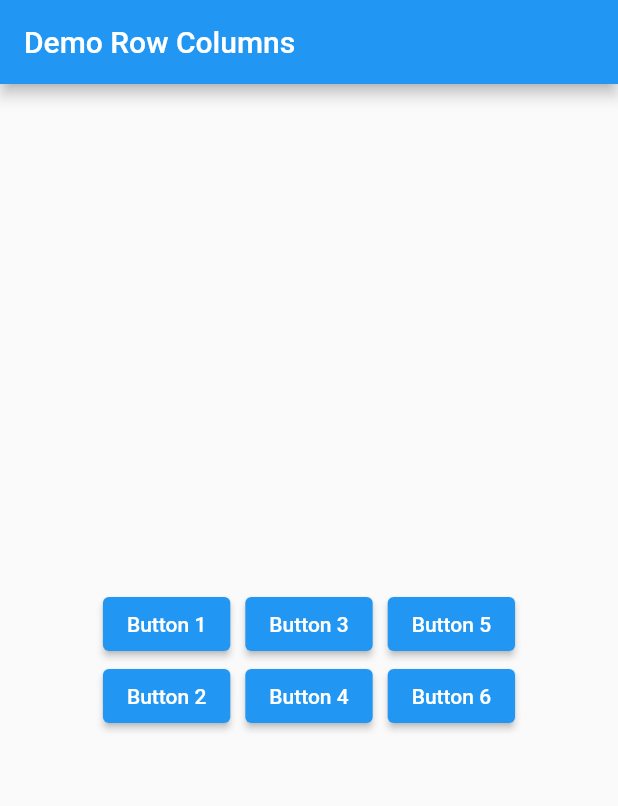
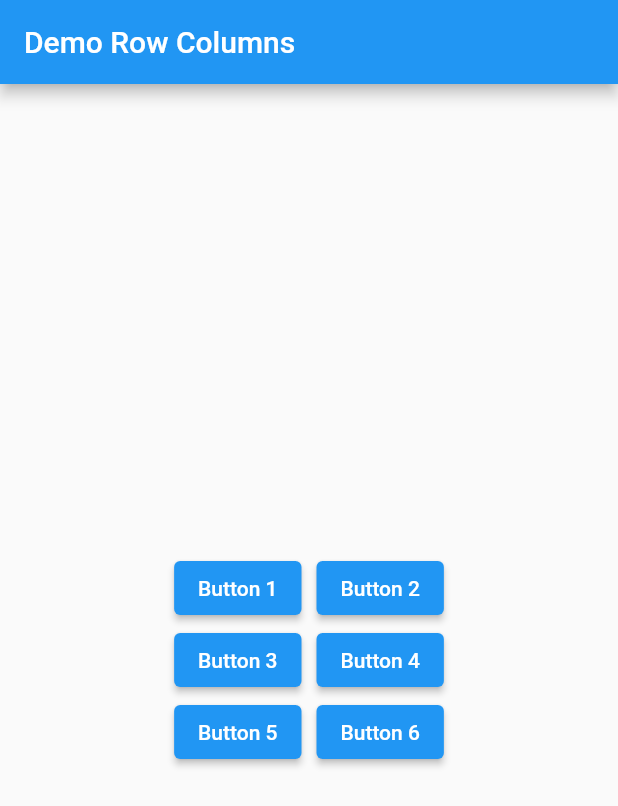
Before and after one commit to hanura13/FlutterProject, a Flutter app: the screen it shows after launch, on a phone screen of 412 x 824 dp. Shown: the top 806 px of the screen. Run offline on Flutter 3.47's test engine with Material 2 defaults, Android fonts, the phone set to English and light mode, and no system bars; project files that could hold a hidden picture were left out.

Commit message:
Column Row Layout

```diff
--- a/lib/main.dart
+++ b/lib/main.dart
@@ -30,15 +30,18 @@ class Home extends StatelessWidget {
         title: const Text('Demo Row Columns'),
       ),
       body: Center(
-        child: Row(
+        child: Column(
           mainAxisAlignment: MainAxisAlignment.center,
           children: <Widget>[
-            Column(
+            Row(
               mainAxisAlignment: MainAxisAlignment.center,
               children: [
                 ElevatedButton(
                   onPressed: () {},
                   child: const Text('Button 1'),
+                ),
+                Container(
+                  width: 10,
                 ),
                 ElevatedButton(
                   onPressed: () {},
@@ -46,15 +49,15 @@ class Home extends StatelessWidget {
                 ),
               ],
             ),
-            Container(
-              width: 10,
-            ),
-            Column(
+            Row(
               mainAxisAlignment: MainAxisAlignment.center,
               children: [
                 ElevatedButton(
                   onPressed: () {},
                   child: const Text('Button 3'),
+                ),
+                Container(
+                  width: 10,
                 ),
                 ElevatedButton(
                   onPressed: () {},
@@ -62,15 +65,15 @@ class Home extends StatelessWidget {
                 ),
               ],
             ),
-            Container(
-              width: 10,
-            ),
-            Column(
+            Row(
               mainAxisAlignment: MainAxisAlignment.center,
               children: [
                 ElevatedButton(
                   onPressed: () {},
                   child: const Text('Button 5'),
+                ),
+                Container(
+                  width: 10,
                 ),
                 ElevatedButton(
                   onPressed: () {},
```
